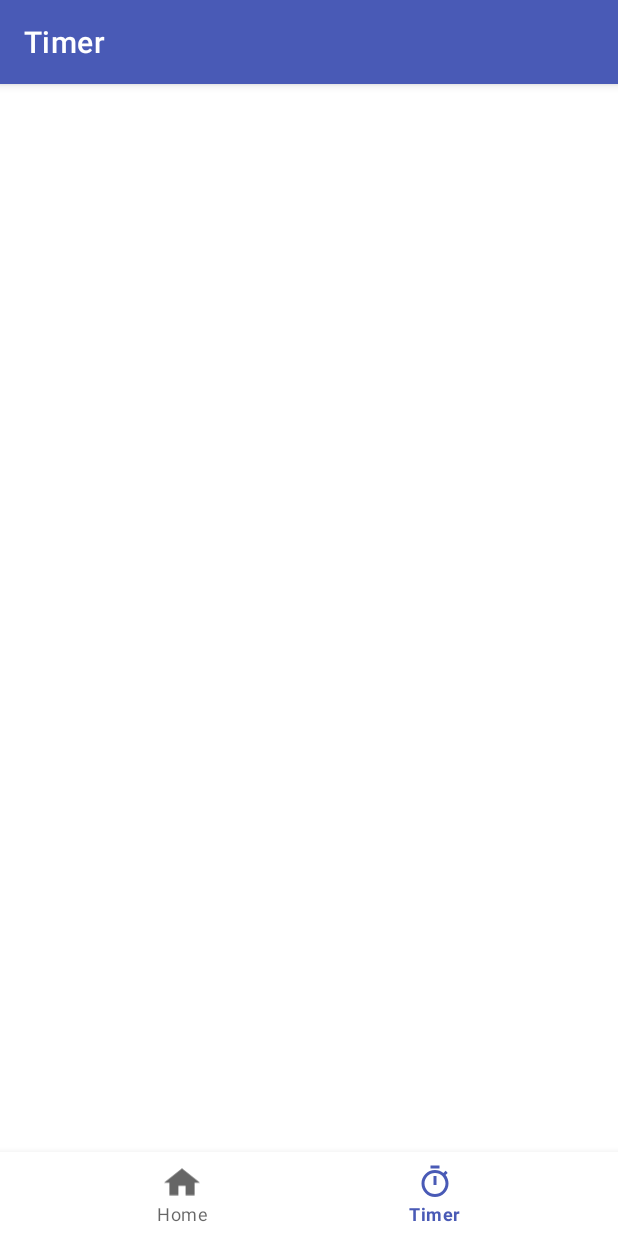
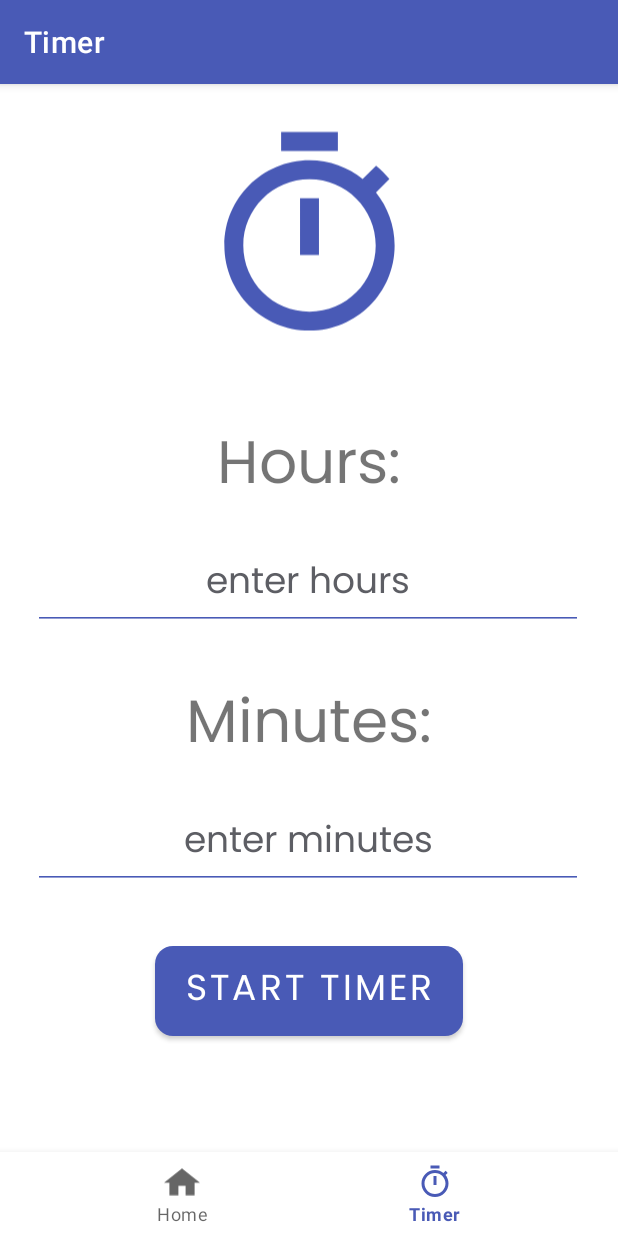
Before and after one commit to aklambert/Wellness-Journal, an Android app: the TimerFragment screen opened through its navigation route, on a phone screen of 412 x 824 dp. Run offline under Robolectric (Android 15) with nearby library versions, the phone set to English and light mode, and no system bars; our stand-ins replace navigation-ui.

Commit message:
#11, UI for entering hours and minutes to set a timer on the timer screen

```diff
--- a/app/src/main/res/layout/fragment_timer.xml
+++ b/app/src/main/res/layout/fragment_timer.xml
@@ -1,23 +1,114 @@
 <?xml version="1.0" encoding="utf-8"?>
-<androidx.constraintlayout.widget.ConstraintLayout xmlns:android="http://schemas.android.com/apk/res/android"
+<ScrollView
+    android:layout_width="match_parent"
+    android:layout_height="match_parent"
+    xmlns:android="http://schemas.android.com/apk/res/android"
     xmlns:app="http://schemas.android.com/apk/res-auto"
-    xmlns:tools="http://schemas.android.com/tools"
+    xmlns:tools="http://schemas.android.com/tools">
+
+    <androidx.constraintlayout.widget.ConstraintLayout
     android:layout_width="match_parent"
     android:layout_height="match_parent"
     tools:context=".ui.timer.TimerFragment">
 
-    <TextView
-        android:id="@+id/text_timer"
-        android:layout_width="match_parent"
-        android:layout_height="wrap_content"
-        android:layout_marginStart="8dp"
-        android:layout_marginTop="8dp"
-        android:layout_marginEnd="8dp"
-        android:textAlignment="center"
-        android:textSize="20sp"
-        app:layout_constraintBottom_toBottomOf="parent"
-        app:layout_constraintEnd_toEndOf="parent"
-        app:layout_constraintStart_toStartOf="parent"
-        app:layout_constraintTop_toTopOf="parent" />
+        <ImageView
+            android:id="@+id/imageView"
+            android:layout_width="151dp"
+            android:layout_height="180dp"
+            android:contentDescription="@string/timer_icon"
+            android:src="@drawable/timer_navigation_icon"
+            app:layout_constraintBottom_toBottomOf="parent"
+            app:layout_constraintEnd_toEndOf="parent"
+            app:layout_constraintStart_toStartOf="parent"
+            app:layout_constraintTop_toTopOf="parent"
+            app:layout_constraintVertical_bias="0.022" />
 
-</androidx.constraintlayout.widget.ConstraintLayout>
+        <TextView
+            android:id="@+id/label_hours"
+            style="@style/style_header1"
+            android:layout_width="197dp"
+            android:layout_height="64dp"
+            android:layout_marginTop="32dp"
+            android:gravity="center"
+            android:text="@string/hours"
+            app:layout_constraintBottom_toBottomOf="parent"
+            app:layout_constraintEnd_toEndOf="parent"
+            app:layout_constraintStart_toStartOf="parent"
+            app:layout_constraintTop_toBottomOf="@+id/imageView"
+            app:layout_constraintVertical_bias="0.0"
+            tools:ignore="TextSizeCheck" />
+
+        <TextView
+            android:id="@+id/label_minutes"
+            style="@style/style_header1"
+            android:layout_width="197dp"
+            android:layout_height="64dp"
+            android:layout_marginTop="32dp"
+            android:gravity="center"
+            android:text="@string/minutes"
+            app:layout_constraintBottom_toBottomOf="parent"
+            app:layout_constraintEnd_toEndOf="parent"
+            app:layout_constraintStart_toStartOf="parent"
+            app:layout_constraintTop_toBottomOf="@+id/input_hours"
+            app:layout_constraintVertical_bias="0.0"
+            tools:ignore="TextSizeCheck" />
+
+        <EditText
+            android:id="@+id/input_hours"
+            style="@style/style_header3"
+            android:layout_width="wrap_content"
+            android:layout_height="wrap_content"
+            android:layout_marginTop="16dp"
+            android:autofillHints=""
+            android:backgroundTint="@color/primary_color"
+            android:ems="10"
+            android:gravity="center"
+            android:hint="@string/enter_hours"
+            android:inputType="number"
+            android:textColorHint="@color/material_dynamic_neutral40"
+            android:textCursorDrawable="@null"
+            app:layout_constraintBottom_toBottomOf="parent"
+            app:layout_constraintEnd_toEndOf="parent"
+            app:layout_constraintHorizontal_bias="0.49"
+            app:layout_constraintStart_toStartOf="parent"
+            app:layout_constraintTop_toBottomOf="@+id/label_hours"
+            app:layout_constraintVertical_bias="0.0" />
+
+        <EditText
+            android:id="@+id/input_minutes"
+            style="@style/style_header3"
+            android:layout_width="wrap_content"
+            android:layout_height="wrap_content"
+            android:layout_marginTop="16dp"
+            android:autofillHints=""
+            android:backgroundTint="@color/primary_color"
+            android:ems="10"
+            android:gravity="center"
+            android:hint="@string/enter_minutes"
+            android:inputType="number"
+            android:textColorHint="@color/material_dynamic_neutral40"
+            android:textCursorDrawable="@null"
+            app:layout_constraintBottom_toBottomOf="parent"
+            app:layout_constraintEnd_toEndOf="parent"
+            app:layout_constraintHorizontal_bias="0.49"
+            app:layout_constraintStart_toStartOf="parent"
+            app:layout_constraintTop_toBottomOf="@+id/label_minutes"
+            app:layout_constraintVertical_bias="0.0" />
+
+        <Button
+            android:id="@+id/btn_begin"
+            style="@style/btn_primary"
+            android:layout_width="205dp"
+            android:layout_height="@dimen/button_height"
+            android:layout_marginTop="32dp"
+            android:layout_marginBottom="48dp"
+            android:text="@string/start_timer"
+            app:layout_constraintBottom_toBottomOf="parent"
+            app:layout_constraintEnd_toEndOf="parent"
+            app:layout_constraintStart_toStartOf="parent"
+            app:layout_constraintTop_toBottomOf="@+id/input_minutes"
+            app:layout_constraintVertical_bias="0.0"
+            tools:ignore="TextSizeCheck" />
+
+    </androidx.constraintlayout.widget.ConstraintLayout>
+</ScrollView>
--- a/app/src/main/res/values/dimens.xml
+++ b/app/src/main/res/values/dimens.xml
@@ -3,4 +3,5 @@
     <dimen name="activity_horizontal_margin">16dp</dimen>
     <dimen name="activity_vertical_margin">16dp</dimen>
     <dimen name="welcome_msg_size">20sp</dimen>
+    <dimen name="button_height">72dp</dimen>
 </resources>
--- a/app/src/main/res/values/strings.xml
+++ b/app/src/main/res/values/strings.xml
@@ -8,4 +8,10 @@
         tracking and journaling all in one place.</string>
     <string name="btn_begin">Begin</string>
     <string name="logo_weight_description">Logo weight</string>
+    <string name="timer_icon">Timer icon</string>
+    <string name="hours">Hours:</string>
+    <string name="minutes">Minutes:</string>
+    <string name="enter_hours">enter hours</string>
+    <string name="enter_minutes">enter minutes</string>
+    <string name="start_timer">Start Timer</string>
 </resources>
--- a/app/src/main/res/values/styles.xml
+++ b/app/src/main/res/values/styles.xml
@@ -37,5 +37,14 @@
         <item name="android:textColor">@color/primary_color</item>
         <item name="android:layout_width">136dp</item>
         <item name="android:layout_height">72dp</item>
+        <item name="cornerRadius">12dp</item>
     </style>
+    <style name="btn_primary" parent="style_header3">
+    <item name="backgroundTint">@color/primary_color</item>
+    <item name="android:textColor">@color/white</item>
+    <item name="android:layout_width">136dp</item>
+    <item name="android:layout_height">72dp</item>
+        <item name="cornerRadius">12dp</item>
+</style>
+
 </resources>
```
